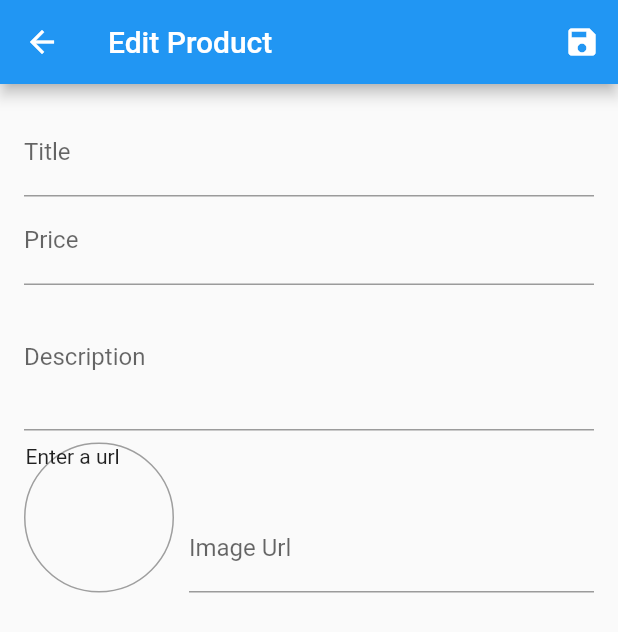
After one commit to kelvinndmo/ShopApp, a Flutter app: the EditProductScreen screen opened by its route, after a tap on the "save" icon, on a phone screen of 412 x 824 dp. The commit adds this screen. Shown: the top 632 px of the screen. Run offline on Flutter 3.47's test engine with Material 2 defaults, Android fonts, the phone set to English and light mode, and no system bars; network calls fail; statements that could not run were skipped.

Commit message:
work on the store

```diff
--- a/lib/main.dart
+++ b/lib/main.dart
@@ -3,10 +3,12 @@ import 'package:shopping/providers/cart.dart';
 import 'package:shopping/providers/orders.dart';
 import 'package:shopping/providers/products_provider.dart';
 import 'package:shopping/screens/cart_screen.dart';
+import 'package:shopping/screens/edit_product_screen.dart';
 import 'package:shopping/screens/orders_screen.dart';
 import 'package:shopping/screens/product_detail.dart';
 import 'package:shopping/screens/product_overview.dart';
 import 'package:provider/provider.dart';
+import 'package:shopping/screens/user_products.dart';
 
 void main() {
   runApp(MyApp());
@@ -37,7 +39,9 @@ class MyApp extends StatelessWidget {
           routes: {
             ProductDetailScreen.id: (ctx) => ProductDetailScreen(),
             CartScreen.routeName: (ctx) => CartScreen(),
-            OrdersScreen.routeName: (ctx) => OrdersScreen()
+            OrdersScreen.routeName: (ctx) => OrdersScreen(),
+            UserProductScreen.routeName: (ctx) => UserProductScreen(),
+            EditProductScreen.routeName: (ctx) => EditProductScreen()
           }),
     );
   }
--- a/lib/providers/products_provider.dart
+++ b/lib/providers/products_provider.dart
@@ -95,4 +95,32 @@ class Products with ChangeNotifier {
   //   _showFavourites = false;
   //   notifyListeners();
   // }
+
+  void addProducts(Product product) {
+    final newProduct = Product(
+        title: product.title,
+        description: product.description,
+        price: product.price,
+        imageUrl: product.imageUrl,
+        id: DateTime.now().toString());
+
+    _items.add(newProduct);
+    notifyListeners();
+  }
+
+  void updateProduct(String id, Product newProduct) {
+    final prodIndex = _items.indexWhere((prod) => prod.id == id);
+    if (prodIndex >= 0) {
+      _items[prodIndex] = newProduct;
+    } else {
+      print("...");
+    }
+
+    notifyListeners();
+  }
+
+  void deleteProduct(String id) {
+    _items.removeWhere((prod) => id == prod.id);
+    notifyListeners();
+  }
 }
--- /dev/null
+++ b/lib/screens/edit_product_screen.dart
@@ -0,0 +1,251 @@
+import 'package:flutter/material.dart';
+import 'package:shopping/models/product_model.dart';
+import 'package:provider/provider.dart';
+import 'package:shopping/providers/products_provider.dart';
+
+class EditProductScreen extends StatefulWidget {
+  static const routeName = '/edit_products';
+  @override
+  _EditProductScreenState createState() => _EditProductScreenState();
+}
+
+class _EditProductScreenState extends State<EditProductScreen> {
+  final _priceFocusNode = FocusNode();
+  final _descriptionFocusNode = FocusNode();
+  final _imageUrlController = TextEditingController();
+  final _imageUrlFocusNode = FocusNode();
+  final _form = GlobalKey<FormState>();
+  var _editedProduct =
+      Product(id: null, title: '', price: null, description: '', imageUrl: '');
+
+  var _initValues = {
+    'title': '',
+    'description': '',
+    'price': '',
+    'imageUrl': ''
+  };
+  var _isInit = true;
+
+  @override
+  void initState() {
+    super.initState();
+    _imageUrlFocusNode.addListener(__updateImage);
+  }
+
+  @override
+  void didChangeDependencies() {
+    if (_isInit) {
+      final productId = ModalRoute.of(context).settings.arguments as String;
+      if (productId != null) {
+        _editedProduct =
+            Provider.of<Products>(context, listen: false).findById(productId);
+        _initValues = {
+          'title': _editedProduct.title,
+          'description': _editedProduct.description,
+          'price': _editedProduct.price.toString(),
+          'imageUrl': ''
+        };
+
+        _imageUrlController.text = _editedProduct.imageUrl;
+      }
+    }
+    _isInit = false;
+    super.didChangeDependencies();
+  }
+
+  void __updateImage() {
+    if (!_imageUrlFocusNode.hasFocus) {
+      if (_imageUrlController.text.isEmpty ||
+          (!_imageUrlController.text.startsWith('http') &&
+              !_imageUrlController.text.startsWith('https')) ||
+          (!_imageUrlController.text.endsWith('.png') &&
+              !_imageUrlController.text.endsWith('.jpg') &&
+              !_imageUrlController.text.endsWith('jpeg'))) {
+        return;
+      }
+
+      setState(() {});
+    }
+  }
+
+  void _saveForm() {
+    final isValid = _form.currentState.validate();
+    if (!isValid) {
+      return;
+    }
+
+    _form.currentState.save();
+    if (_editedProduct.id != null) {
+      Provider.of<Products>(context, listen: false)
+          .updateProduct(_editedProduct.id, _editedProduct);
+    } else {
+      Provider.of<Products>(context, listen: false).addProducts(_editedProduct);
+    }
+
+    Navigator.of(context).pop();
+  }
+
+  @override
+  void dispose() {
+    super.dispose();
+    _imageUrlFocusNode.removeListener(__updateImage);
+    _priceFocusNode.dispose();
+    _descriptionFocusNode.dispose();
+    _imageUrlController.dispose();
+    _imageUrlFocusNode.dispose();
+  }
+
+  @override
+  Widget build(BuildContext context) {
+    return Scaffold(
+      appBar: AppBar(
+        title: Text('Edit Product'),
+        actions: [
+          IconButton(
+            icon: Icon(Icons.save),
+            onPressed: () {},
+          )
+        ],
+      ),
+      body: Padding(
+        padding: const EdgeInsets.all(16.0),
+        child: Form(
+          key: _form,
+          child: SingleChildScrollView(
+            child: Column(
+              children: [
+                TextFormField(
+                  initialValue: _initValues['title'],
+                  decoration: InputDecoration(labelText: 'Title'),
+                  textInputAction: TextInputAction.next,
+                  onSaved: (value) {
+                    _editedProduct = Product(
+                        title: value,
+                        price: _editedProduct.price,
+                        description: _editedProduct.description,
+                        isFavourite: _editedProduct.isFavourite,
+                        imageUrl: _editedProduct.imageUrl,
+                        id: _editedProduct.id);
+                  },
+                  onFieldSubmitted: (_) =>
+                      {FocusScope.of(context).requestFocus(_priceFocusNode)},
+                ),
+                TextFormField(
+                  initialValue: _initValues['price'],
+                  decoration: InputDecoration(labelText: 'Price'),
+                  validator: (value) {
+                    if (value.isEmpty) {
+                      return "Please enter a price";
+                    }
+                    if (double.tryParse(value) == null) {
+                      return 'Please enter a valid number';
+                    }
+                    if (double.parse(value) <= 0) {
+                      return 'Please enter a number greater than zero';
+                    }
+                    return null;
+                  },
+                  onSaved: (value) {
+                    _editedProduct = Product(
+                        title: _editedProduct.title,
+                        price: double.parse(value),
+                        description: _editedProduct.description,
+                        imageUrl: _editedProduct.imageUrl,
+                        isFavourite: _editedProduct.isFavourite,
+                        id: _editedProduct.id);
+                  },
+                  textInputAction: TextInputAction.next,
+                  keyboardType: TextInputType.number,
+                  onFieldSubmitted: (_) => {
+                    FocusScope.of(context).requestFocus(_descriptionFocusNode)
+                  },
+                  focusNode: _priceFocusNode,
+                ),
+                TextFormField(
+                  initialValue: _initValues['description'],
+                  validator: (value) {
+                    if (value.isEmpty) {
+                      return "Please enter a description";
+                    }
+                    if (value.length < 10) {
+                      return 'Value must be greater than 10';
+                    }
+
+                    return null;
+                  },
+                  maxLines: 3,
+                  focusNode: _descriptionFocusNode,
+                  keyboardType: TextInputType.multiline,
+                  onSaved: (value) {
+                    _editedProduct = Product(
+                        title: _editedProduct.title,
+                        price: _editedProduct.price,
+                        description: value,
+                        isFavourite: _editedProduct.isFavourite,
+                        imageUrl: _editedProduct.imageUrl,
+                        id: _editedProduct.id);
+                  },
+                  decoration: InputDecoration(labelText: 'Description'),
+                ),
+                Row(
+                  crossAxisAlignment: CrossAxisAlignment.end,
+                  children: [
+                    Container(
+                      width: 100,
+                      height: 100,
+                      margin: EdgeInsets.only(top: 8, right: 10),
+                      decoration: BoxDecoration(
+                          borderRadius: BorderRadius.circular(100),
+                          border: Border.all(width: 1, color: Colors.grey)),
+                      child: _imageUrlController.text.isEmpty
+                          ? Text('Enter a url')
+                          : Image.network(
+                              _imageUrlController.text,
+                              fit: BoxFit.fill,
+                            ),
+                    ),
+                    Expanded(
+                      child: TextFormField(
+                          validator: (value) {
+                            if (value.isEmpty) {
+                              return 'Please enter  a url';
+                            }
+                            if (!value.startsWith('http') &&
+                                !value.startsWith('https')) {
+                              return 'please enter a valid URL';
+                            }
+                            // if (!value.endsWith('.png') &&
+                            //     !value.endsWith('.jpg') &&
+                            //     !value.endsWith('jpeg')) {
+                            //   return 'Please enter a valid image url';
+                            // }
+                            return null;
+                          },
+                          onSaved: (value) {
+                            _editedProduct = Product(
+                                title: _editedProduct.title,
+                                price: _editedProduct.price,
+                                description: _editedProduct.description,
+                                imageUrl: value,
+                                isFavourite: _editedProduct.isFavourite,
+                                id: _editedProduct.id);
+                          },
+                          decoration: InputDecoration(
+                            labelText: 'Image Url',
+                          ),
+                          keyboardType: TextInputType.url,
+                          textInputAction: TextInputAction.done,
+                          controller: _imageUrlController,
+                          onFieldSubmitted: (_) => _saveForm(),
+                          focusNode: _imageUrlFocusNode),
+                    )
+                  ],
+                )
+              ],
+            ),
+          ),
+        ),
+      ),
+    );
+  }
+}
--- a/lib/widgets/app_drawer.dart
+++ b/lib/widgets/app_drawer.dart
@@ -1,5 +1,6 @@
 import 'package:flutter/material.dart';
 import 'package:shopping/screens/orders_screen.dart';
+import 'package:shopping/screens/user_products.dart';
 
 class AppDrawer extends StatelessWidget {
   @override
@@ -26,6 +27,14 @@ class AppDrawer extends StatelessWidget {
               Navigator.of(context)
                   .pushReplacementNamed(OrdersScreen.routeName);
             },
+          ),
+          ListTile(
+            leading: Icon(Icons.edit),
+            title: Text('Manage Products'),
+            onTap: () {
+              Navigator.of(context)
+                  .pushReplacementNamed(UserProductScreen.routeName);
+            },
           )
         ],
       ),
```
Also changed, not shown: lib/providers/cart.dart (+19 -0 lines), lib/screens/user_products.dart (added, +44 -0 lines), lib/widgets/cart_item.dart (+24 -0 lines), lib/widgets/product_item.dart (+13 -0 lines), lib/widgets/user_product_item.dart (added, +50 -0 lines).
